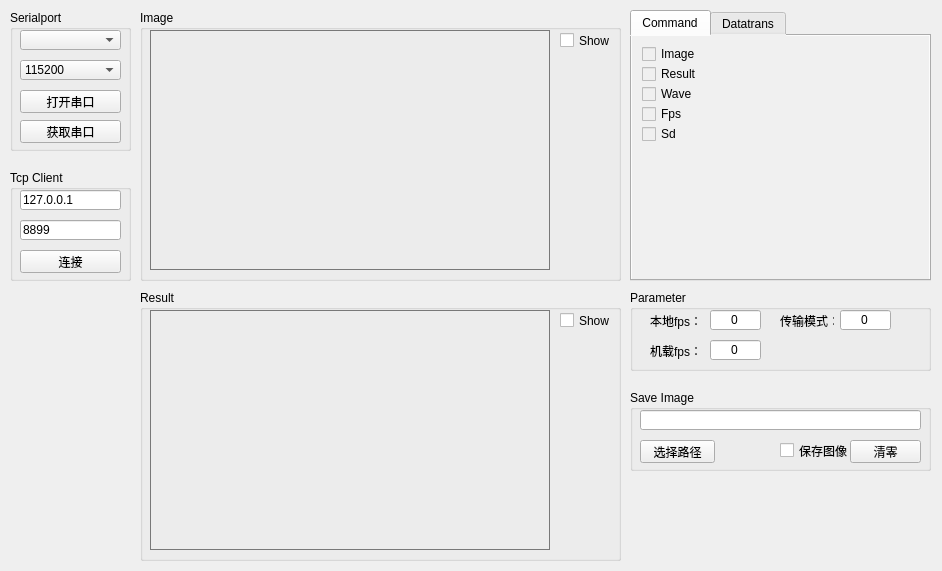
The window that GroundStation/mainwindow.ui (CopterWithCamera/GroundStation) describes before a commit, drawn with Qt 5.
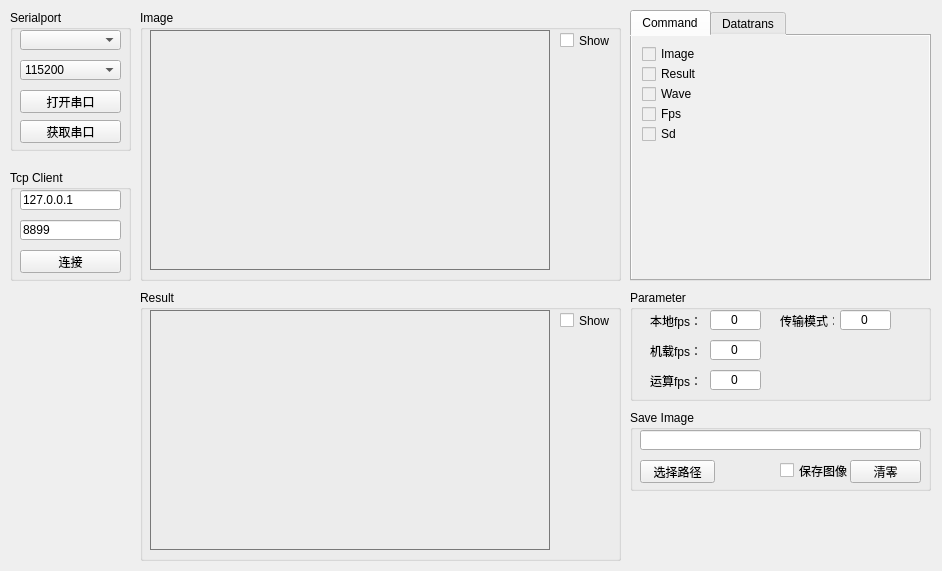
The same window after the commit.

Commit message: 用临时设立全局变量的办法加入运算帧率显示

Diff of the .ui file:
```diff
--- a/GroundStation/mainwindow.ui
+++ b/GroundStation/mainwindow.ui
@@ -105,7 +105,7 @@
     <property name="geometry">
      <rect>
       <x>630</x>
-      <y>390</y>
+      <y>410</y>
       <width>301</width>
       <height>81</height>
      </rect>
@@ -282,7 +282,7 @@
       <x>630</x>
       <y>290</y>
       <width>301</width>
-      <height>81</height>
+      <height>111</height>
      </rect>
     </property>
     <property name="title">
@@ -378,6 +378,38 @@
       <string>传输模式：</string>
      </property>
     </widget>
+    <widget class="QLineEdit" name="lineEdit_processing_fps">
+     <property name="geometry">
+      <rect>
+       <x>80</x>
+       <y>80</y>
+       <width>51</width>
+       <height>20</height>
+      </rect>
+     </property>
+     <property name="text">
+      <string>0</string>
+     </property>
+     <property name="alignment">
+      <set>Qt::AlignCenter</set>
+     </property>
+     <property name="readOnly">
+      <bool>true</bool>
+     </property>
+    </widget>
+    <widget class="QLabel" name="label_processing_fps">
+     <property name="geometry">
+      <rect>
+       <x>20</x>
+       <y>80</y>
+       <width>54</width>
+       <height>21</height>
+      </rect>
+     </property>
+     <property name="text">
+      <string>运算fps：</string>
+     </property>
+    </widget>
    </widget>
    <widget class="QGroupBox" name="group_Result">
     <property name="geometry">
```
The commit also changes 2 other files.
